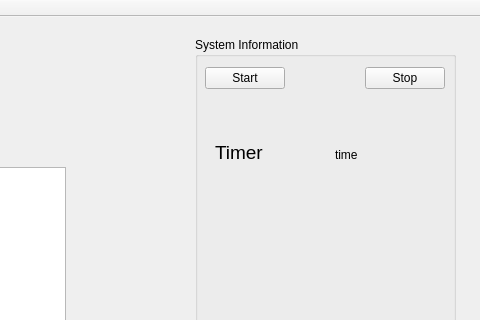
Old version of the form mainwindow.ui in the repository CSE396Group2/UI; both pictures show x 805 to 1285 and y 0 to 320 of the 1285 by 675 pixel window.
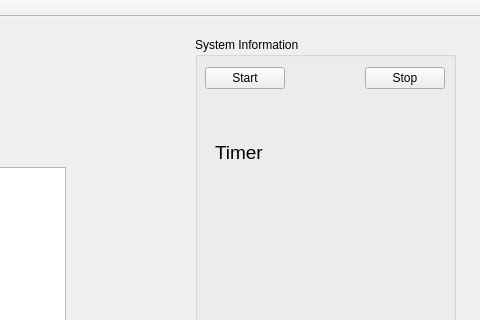
New version of the form.

Commit message: Timer Start - Restart

Patch:
```diff
--- a/mainwindow.ui
+++ b/mainwindow.ui
@@ -93,19 +93,6 @@
       <string>Stop</string>
      </property>
     </widget>
-    <widget class="QLabel" name="timer">
-     <property name="geometry">
-      <rect>
-       <x>140</x>
-       <y>110</y>
-       <width>71</width>
-       <height>16</height>
-      </rect>
-     </property>
-     <property name="text">
-      <string>time</string>
-     </property>
-    </widget>
    </widget>
    <widget class="QGraphicsView" name="graphicsView">
     <property name="geometry">
```
Left out of the diff: 2 changed lines with no effect on the pictures. The commit also changes 2 other files.
